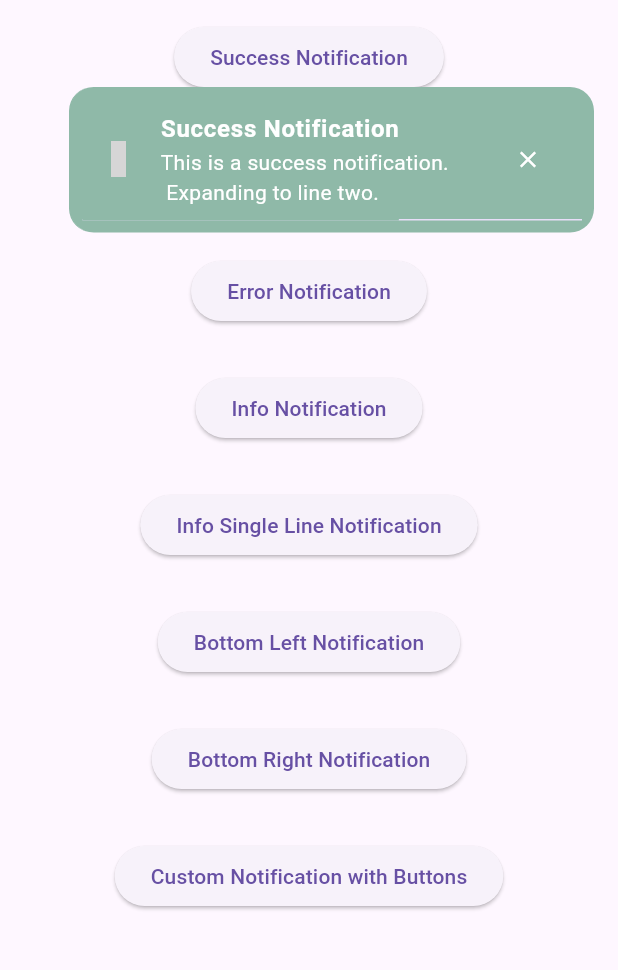
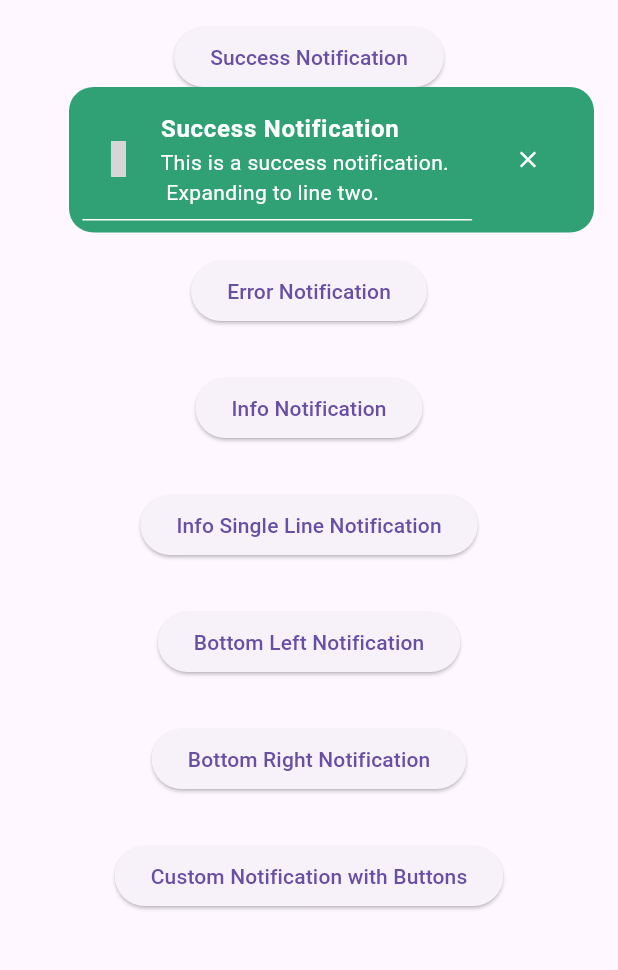
Before and after one commit to CodingwithTea/t_overlay_notification, a Flutter app: the screen it shows after launch, after a tap on "Success Notification", on a phone screen of 412 x 824 dp, the part 63-1033 px from its top. Run offline on Flutter 3.47's test engine with Material 3 defaults, Android fonts, the phone set to English and light mode, and no system bars; our stand-ins replace iconsax; grey boxes are pictures that could not be loaded.

Commit message:
## 1.1.0 - **Logic Update**: Hide the liner progress indicator when its `sticky` property set to `true`. - **Design Update**: Colors are now more appealing and progress colors modified.

```diff
--- a/lib/src/t_notification_overlay.dart
+++ b/lib/src/t_notification_overlay.dart
@@ -17,7 +17,7 @@ class TNotificationOverlay {
     String? subTitle,
     Widget? action,
     bool? sticky,
-    Duration duration = const Duration(seconds: 3),
+    Duration duration = const Duration(seconds: 5),
     double spacing = 10,
     double height = 100,
     double? width,
@@ -45,7 +45,7 @@ class TNotificationOverlay {
     String? subTitle,
     Widget? action,
     bool? sticky,
-    Duration duration = const Duration(seconds: 3),
+    Duration duration = const Duration(seconds: 5),
     double spacing = 10,
     double height = 100,
     double? width,
@@ -73,7 +73,7 @@ class TNotificationOverlay {
     String? subTitle,
     Widget? action,
     bool? sticky,
-    Duration duration = const Duration(seconds: 3),
+    Duration duration = const Duration(seconds: 5),
     double spacing = 10,
     double height = 100,
     double? width,
@@ -101,7 +101,7 @@ class TNotificationOverlay {
     String? subTitle,
     Widget? action,
     bool? sticky,
-    Duration duration = const Duration(seconds: 3),
+    Duration duration = const Duration(seconds: 5),
     double spacing = 10,
     double height = 100,
     double? width,
@@ -145,7 +145,7 @@ class TNotificationOverlay {
     String? subTitle,
     Widget? action,
     NotificationType type = NotificationType.info,
-    Duration duration = const Duration(seconds: 3),
+    Duration duration = const Duration(seconds: 5),
     bool? sticky,
     double spacing = 10,
     double height = 100,
--- a/lib/src/t_notification_widget.dart
+++ b/lib/src/t_notification_widget.dart
@@ -87,10 +87,10 @@ class _TNotificationWidgetState extends State<TNotificationWidget> {
   @override
   Widget build(BuildContext context) {
     final Map<NotificationType, Color> defaultTypeColors = {
-      NotificationType.success: const Color(0xFF8FB9A8),
+      NotificationType.success: const Color(0xFF30A175),
       NotificationType.error: const Color(0xFFD8737F),
-      NotificationType.warning: const Color(0xFFFCBB6D),
-      NotificationType.info: const Color(0xFF475C7A),
+      NotificationType.warning: const Color(0xFFFFAD4B),
+      NotificationType.info: const Color(0xFF45505E),
     };
 
     final Map<NotificationType, IconData> typeIcons = {
@@ -129,7 +129,9 @@ class _TNotificationWidgetState extends State<TNotificationWidget> {
             /// Value
             ListTile(
               title: Text(widget.title,
-                  style: TextStyle(
+                  style: widget.subTitle == null
+                      ? TextStyle(fontSize: 14, color: Colors.white)
+                      : TextStyle(
                           fontWeight: FontWeight.bold,
                           fontSize: 16,
                           color: Colors.white)),
@@ -138,11 +140,13 @@ class _TNotificationWidgetState extends State<TNotificationWidget> {
                       crossAxisAlignment: CrossAxisAlignment.start,
                       children: [
                         if (widget.subTitle != null)
-                          Text(widget.subTitle!,
+                          Text(
+                            widget.subTitle!,
                             style: TextStyle(
                                 fontWeight: FontWeight.normal,
                                 fontSize: 14,
-                                  color: Colors.white)),
+                                color: Colors.white),
+                          ),
                         widget.action!,
                       ],
                     )
@@ -164,10 +168,12 @@ class _TNotificationWidgetState extends State<TNotificationWidget> {
             ),
 
             /// Progress Indicator
+            if (widget.sticky == null || !widget.sticky!)
               LinearProgressIndicator(
                   minHeight: 1,
                   value: _progressValue,
-                color: effectiveBorderColor),
+                  color: Colors.white,
+                  backgroundColor: effectiveBorderColor),
           ],
         ),
       ),
--- a/pubspec.yaml
+++ b/pubspec.yaml
@@ -2,7 +2,7 @@ name: t_overlay_notification
 description: A reusable Flutter notification overlay for success, error, warning, and info messages.
 
 
-version: 1.0.0
+version: 1.1.0
 
 # Follow the semantic versioning guidelines:
 #
```
Also changed, not shown: 2 other files. Lines whose indentation alone changed are shown as unchanged.
